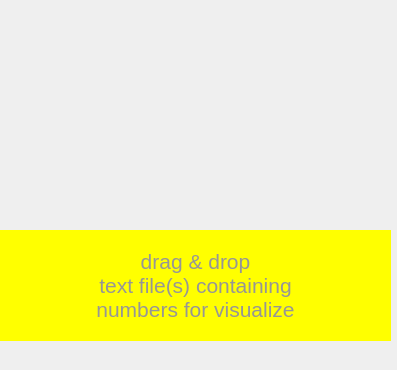
Old version of the form gui/davis_gui.ui in the repository DevToolsOrganization/matrix-data-visualization-DAVIS.
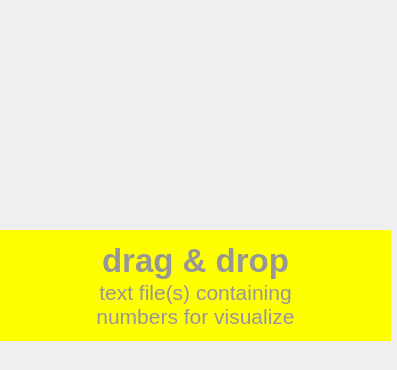
New version of the form. Icons and pictures are not drawn.

Patch:
```diff
--- a/gui/davis_gui.ui
+++ b/gui/davis_gui.ui
@@ -58,7 +58,7 @@
      <string notr="true">background-color: rgb(255, 255, 0) ;</string>
     </property>
     <property name="text">
-     <string>&lt;html&gt;&lt;head/&gt;&lt;body&gt;&lt;p align=&quot;center&quot;&gt;&lt;span style=&quot; font-size:16pt; color:#969696;&quot;&gt;drag &amp;amp; drop&lt;br/&gt;text file(s) containing&lt;br/&gt;numbers for visualize&lt;/span&gt;&lt;/p&gt;&lt;/body&gt;&lt;/html&gt;</string>
+     <string>&lt;html&gt;&lt;head/&gt;&lt;body&gt;&lt;p align=&quot;center&quot;&gt;&lt;span style=&quot; font-size:25pt; font-weight:700; color:#969696;&quot;&gt;drag &amp;amp; drop&lt;/span&gt;&lt;span style=&quot; font-size:16pt; color:#969696;&quot;&gt;&lt;br/&gt;text file(s) containing&lt;br/&gt;numbers for visualize&lt;/span&gt;&lt;/p&gt;&lt;/body&gt;&lt;/html&gt;</string>
     </property>
    </widget>
    <widget class="QLabel" name="label_doc">
```
